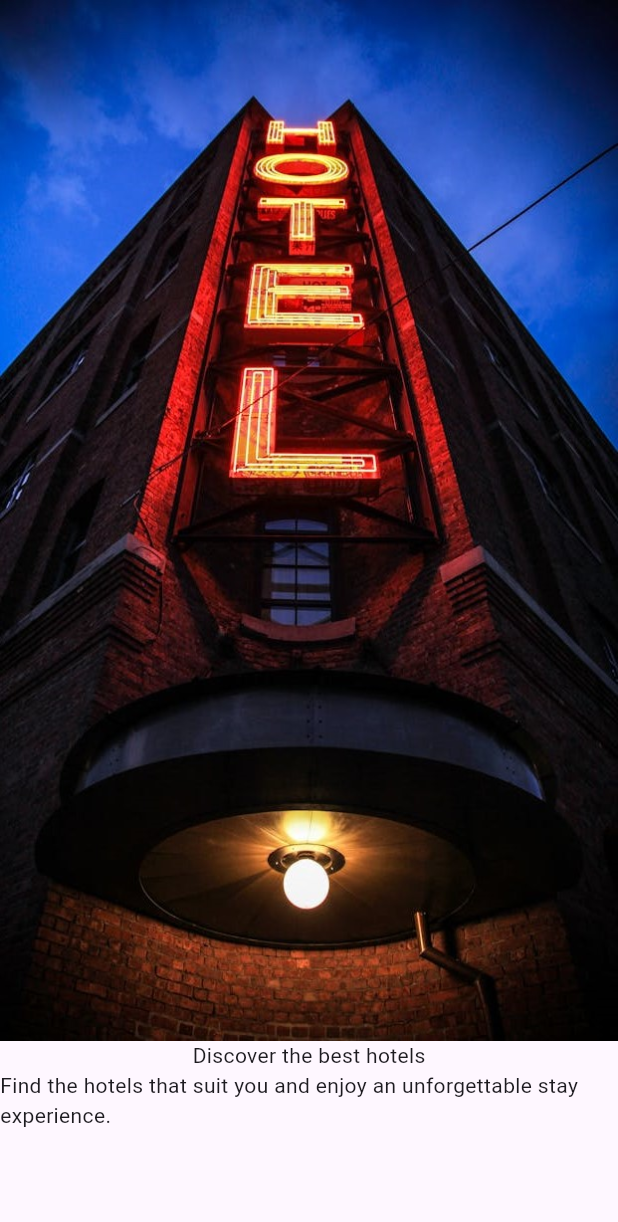
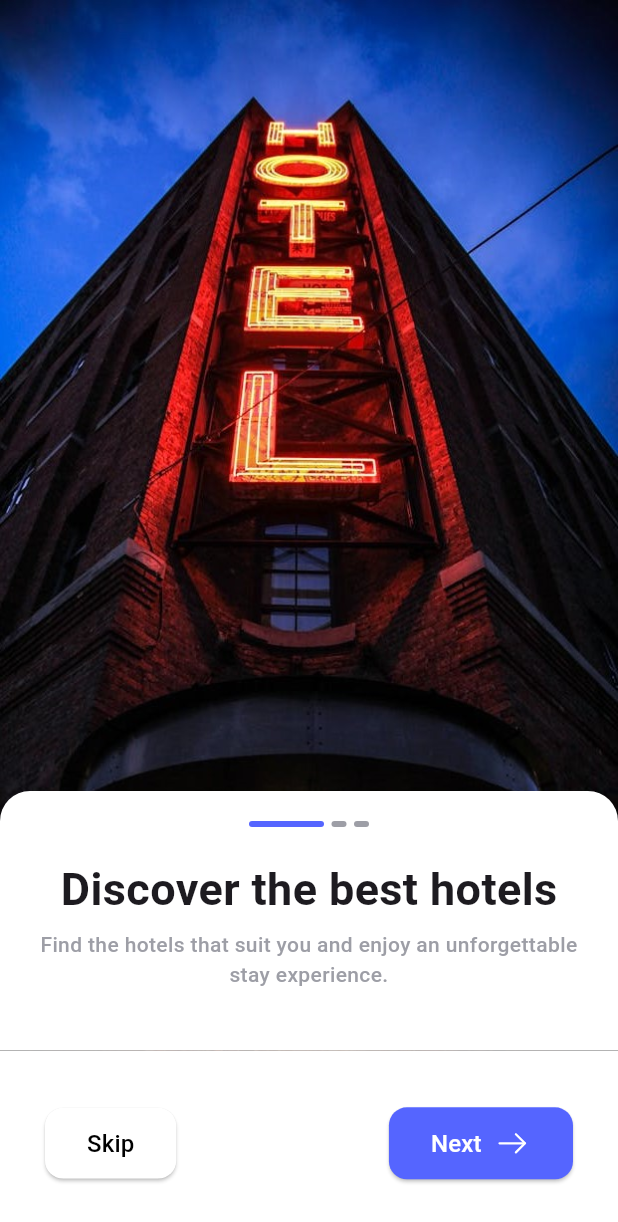
Before and after one commit to moo-elsayed/HotelHub, a Flutter app: the screen it shows after launch, on a phone screen of 412 x 824 dp. Shown: the top 1222 px of the screen. Run offline on Flutter 3.47's test engine with Material 3 defaults, Android fonts, the phone set to English and light mode, and no system bars; our stand-ins replace flutter_bloc, flutter_native_splash, flutter_svg, shared_preferences.

Commit message:
finish onboarding screen and use shared preferences

```diff
--- /dev/null
+++ b/lib/constants.dart
@@ -0,0 +1,3 @@
+import 'package:flutter/material.dart';
+
+const KPrimaryColor = Color(0xff5565FF);
--- a/lib/features/auth/presentation/views/login_view.dart
+++ b/lib/features/auth/presentation/views/login_view.dart
@@ -1,8 +1,20 @@
 import 'package:flutter/material.dart';
 import 'package:hotel_hub/features/auth/presentation/widgets/login_view_body.dart';
+import 'package:hotel_hub/shared_preferences_manager.dart';
 
-class LoginView extends StatelessWidget {
+class LoginView extends StatefulWidget {
   const LoginView({super.key});
+
+  @override
+  State<LoginView> createState() => _LoginViewState();
+}
+
+class _LoginViewState extends State<LoginView> {
+  @override
+  void initState() {
+    SharedPreferencesManager.setFirstTime(false);
+    super.initState();
+  }
 
   @override
   Widget build(BuildContext context) {
--- a/lib/features/auth/presentation/widgets/login_view_body.dart
+++ b/lib/features/auth/presentation/widgets/login_view_body.dart
@@ -5,6 +5,8 @@ class LoginViewBody extends StatelessWidget {
 
   @override
   Widget build(BuildContext context) {
-    return const Placeholder();
+    return Center(
+      child: Text('Welcome to login screen 😁'),
+    );
   }
 }
--- a/lib/features/onboarding/presentation/manager/onboarding_cubit/onboarding_cubit.dart
+++ b/lib/features/onboarding/presentation/manager/onboarding_cubit/onboarding_cubit.dart
@@ -1,5 +1,6 @@
-import 'package:flutter/cupertino.dart';
+import 'package:flutter/material.dart';
 import 'package:flutter_bloc/flutter_bloc.dart';
+import 'package:hotel_hub/features/auth/presentation/views/login_view.dart';
 import 'package:hotel_hub/features/onboarding/data/models/onboarding_object.dart';
 import 'package:hotel_hub/features/onboarding/presentation/manager/onboarding_cubit/onboarding_states.dart';
 
@@ -35,5 +36,22 @@ class OnboardingCubit extends Cubit<OnboardingStates> {
   void changeIndex({required int value}) {
     currentIndex = value;
     emit(OnboardingChange());
+
+    //log(currentIndex.toString());
+  }
+
+  void next() {
+    pageController.animateToPage(++currentIndex,
+        duration: Duration(milliseconds: 400), curve: Curves.linear);
+    //log(currentIndex.toString());
+  }
+
+  void skip({required BuildContext context}) {
+    Navigator.of(context).pushReplacement(
+      MaterialPageRoute(
+        builder: (context) => LoginView(),
+      ),
+    );
+    emit(OnboardingSkip());
   }
 }
--- a/lib/features/onboarding/presentation/manager/onboarding_cubit/onboarding_states.dart
+++ b/lib/features/onboarding/presentation/manager/onboarding_cubit/onboarding_states.dart
@@ -4,6 +4,4 @@ class OnboardingInitial extends OnboardingStates {}
 
 class OnboardingChange extends OnboardingStates {}
 
-class OnboardingNext extends OnboardingStates {}
-
 class OnboardingSkip extends OnboardingStates {}
--- /dev/null
+++ b/lib/features/onboarding/presentation/widgets/buttons.dart
@@ -0,0 +1,79 @@
+import 'package:flutter/material.dart';
+import 'package:flutter_svg/svg.dart';
+import 'package:hotel_hub/constants.dart';
+
+class ButtonNext extends StatelessWidget {
+  const ButtonNext({
+    super.key,
+    required this.onPressed,
+    required this.title,
+  });
+
+  final void Function() onPressed;
+  final String title;
+
+  @override
+  Widget build(BuildContext context) {
+    return ElevatedButton.icon(
+      iconAlignment: IconAlignment.end,
+      onPressed: onPressed,
+      label: Text(
+        title,
+        style: getTextStyle(),
+      ),
+      icon: SvgPicture.asset('assets/images/arrow-right.svg'),
+      style: ElevatedButton.styleFrom(
+        backgroundColor: KPrimaryColor,
+        foregroundColor: Colors.white,
+        //fixedSize: Size(147, 56),
+        padding: getPadding(),
+        shape: getShape(),
+      ),
+    );
+  }
+}
+
+class ButtonSkip extends StatelessWidget {
+  const ButtonSkip({super.key, required this.onPressed});
+
+  final void Function() onPressed;
+
+  @override
+  Widget build(BuildContext context) {
+    return ElevatedButton(
+      onPressed: onPressed,
+      child: Text(
+        'Skip',
+        style: getTextStyle(),
+      ),
+      style: ElevatedButton.styleFrom(
+        backgroundColor: Colors.white,
+        foregroundColor: Colors.black,
+        padding: getPadding(),
+        shape: RoundedRectangleBorder(
+          borderRadius: BorderRadius.circular(12),
+        ),
+      ),
+    );
+  }
+}
+
+TextStyle getTextStyle() {
+  return TextStyle(
+    fontSize: 16,
+    fontWeight: FontWeight.w500,
+  );
+}
+
+EdgeInsets getPadding({double? horizontal, double? vertical}) {
+  return EdgeInsets.symmetric(
+    horizontal: horizontal ?? 28,
+    vertical: vertical ?? 12,
+  );
+}
+
+RoundedRectangleBorder getShape() {
+  return RoundedRectangleBorder(
+    borderRadius: BorderRadius.circular(12),
+  );
+}
--- /dev/null
+++ b/lib/features/onboarding/presentation/widgets/onboarding_indicator.dart
@@ -0,0 +1,39 @@
+import 'package:flutter/material.dart';
+import 'package:flutter_bloc/flutter_bloc.dart';
+import 'package:hotel_hub/constants.dart';
+import 'package:hotel_hub/features/onboarding/presentation/manager/onboarding_cubit/onboarding_states.dart';
+
+import '../manager/onboarding_cubit/onboarding_cubit.dart';
+
+class OnboardingIndicator extends StatelessWidget {
+  const OnboardingIndicator({super.key, required this.cubit});
+
+  final OnboardingCubit cubit;
+
+  @override
+  Widget build(BuildContext context) {
+    return BlocBuilder<OnboardingCubit, OnboardingStates>(
+      builder: (context, state) => Row(
+        mainAxisAlignment: MainAxisAlignment.center,
+        children: List.generate(
+          cubit.list.length,
+          (index) {
+            return Container(
+              margin: EdgeInsets.only(right: index == 2 ? 0 : 5),
+              height: 4,
+              width: index == cubit.currentIndex ? 50 : 10,
+              decoration: ShapeDecoration(
+                color: index == cubit.currentIndex
+                    ? KPrimaryColor
+                    : Color(0xff9D9EA6),
+                shape: RoundedRectangleBorder(
+                  borderRadius: BorderRadius.circular(50)
+                ),
+              ),
+            );
+          },
+        ),
+      ),
+    );
+  }
+}
--- /dev/null
+++ b/lib/features/onboarding/presentation/widgets/onboarding_text.dart
@@ -0,0 +1,57 @@
+import 'package:flutter/material.dart';
+import 'package:hotel_hub/features/onboarding/data/models/onboarding_object.dart';
+import 'package:hotel_hub/features/onboarding/presentation/manager/onboarding_cubit/onboarding_cubit.dart';
+
+import 'onboarding_indicator.dart';
+
+class OnboardingText extends StatelessWidget {
+  const OnboardingText(
+      {super.key, required this.onboardingObject, required this.cubit});
+
+  final OnboardingObject onboardingObject;
+  final OnboardingCubit cubit;
+
+  @override
+  Widget build(BuildContext context) {
+    return Container(
+      height: MediaQuery.of(context).size.height * .21,
+      padding: EdgeInsets.all(20),
+      decoration: ShapeDecoration(
+        color: Colors.white,
+        shape: RoundedRectangleBorder(
+          borderRadius: BorderRadius.only(
+            topLeft: Radius.circular(20),
+            topRight: Radius.circular(20),
+          ),
+        ),
+      ),
+      child: Column(
+        mainAxisSize: MainAxisSize.min,
+        children: [
+          OnboardingIndicator(
+            cubit: cubit,
+          ),
+          SizedBox(
+            height: 20,
+          ),
+          Text(
+            onboardingObject.title,
+            style: TextStyle(fontSize: 30, fontWeight: FontWeight.bold),
+          ),
+          SizedBox(
+            height: 5,
+          ),
+          Text(
+            onboardingObject.subtitle,
+            style: TextStyle(
+              fontSize: 14,
+              fontWeight: FontWeight.w500,
+              color: Color(0xff9D9EA6),
+            ),
+            textAlign: TextAlign.center,
+          ),
+        ],
+      ),
+    );
+  }
+}
--- a/lib/features/onboarding/presentation/widgets/onboarding_view_body.dart
+++ b/lib/features/onboarding/presentation/widgets/onboarding_view_body.dart
@@ -1,7 +1,10 @@
 import 'package:flutter/material.dart';
 import 'package:flutter_bloc/flutter_bloc.dart';
 import 'package:hotel_hub/features/onboarding/presentation/manager/onboarding_cubit/onboarding_cubit.dart';
+import 'package:hotel_hub/features/onboarding/presentation/manager/onboarding_cubit/onboarding_states.dart';
 import 'package:hotel_hub/features/onboarding/presentation/widgets/onboarding_view_content.dart';
+
+import 'buttons.dart';
 
 class OnboardingViewBody extends StatelessWidget {
   const OnboardingViewBody({super.key});
@@ -9,7 +12,11 @@ class OnboardingViewBody extends StatelessWidget {
   @override
   Widget build(BuildContext context) {
     var cubit = BlocProvider.of<OnboardingCubit>(context);
-    return PageView.builder(
+    return Column(
+      children: [
+        SizedBox(
+          height: MediaQuery.of(context).size.height * .85,
+          child: PageView.builder(
             controller: cubit.pageController,
             itemCount: cubit.list.length,
             onPageChanged: (value) {
@@ -17,9 +24,44 @@ class OnboardingViewBody extends StatelessWidget {
             },
             itemBuilder: (context, index) {
               return OnboardingViewContent(
+                cubit: cubit,
                 onboardingObject: cubit.list[index],
               );
             },
+          ),
+        ),
+        BlocBuilder<OnboardingCubit, OnboardingStates>(
+          builder: (context, state) => Container(
+            height: MediaQuery.of(context).size.height * .15,
+            color: Colors.white,
+            width: double.infinity,
+            padding: EdgeInsets.all(30),
+            child: cubit.currentIndex != 2
+                ? Row(
+                    mainAxisAlignment: MainAxisAlignment.spaceBetween,
+                    children: [
+                      ButtonSkip(
+                        onPressed: () {
+                          cubit.skip(context: context);
+                        },
+                      ),
+                      ButtonNext(
+                        title: 'Next',
+                        onPressed: () {
+                          cubit.next();
+                        },
+                      ),
+                    ],
+                  )
+                : ButtonNext(
+                    title: 'Get Started',
+                    onPressed: () {
+                      cubit.skip(context: context);
+                    },
+                  ),
+          ),
+        ),
+      ],
     );
   }
 }
--- a/lib/features/onboarding/presentation/widgets/onboarding_view_content.dart
+++ b/lib/features/onboarding/presentation/widgets/onboarding_view_content.dart
@@ -1,20 +1,33 @@
 import 'package:flutter/material.dart';
 import 'package:hotel_hub/features/onboarding/data/models/onboarding_object.dart';
+import 'package:hotel_hub/features/onboarding/presentation/manager/onboarding_cubit/onboarding_cubit.dart';
+
+import 'onboarding_indicator.dart';
+import 'onboarding_text.dart';
 
 class OnboardingViewContent extends StatelessWidget {
-  const OnboardingViewContent({super.key, required this.onboardingObject});
+  const OnboardingViewContent(
+      {super.key, required this.onboardingObject, required this.cubit});
 
   final OnboardingObject onboardingObject;
+  final OnboardingCubit cubit;
 
   @override
   Widget build(BuildContext context) {
-    return Column(
+    return Stack(
+      alignment: AlignmentDirectional.bottomCenter,
       children: [
         Image(
-          image: AssetImage(onboardingObject.image),
+          height: MediaQuery.of(context).size.height,
+          fit: BoxFit.fill,
+          image: AssetImage(
+            onboardingObject.image,
+          ),
         ),
-        Text(onboardingObject.title),
-        Text(onboardingObject.subtitle),
+        OnboardingText(
+          cubit: cubit,
+          onboardingObject: onboardingObject,
+        ),
       ],
     );
   }
--- a/lib/main.dart
+++ b/lib/main.dart
@@ -1,26 +1,35 @@
 import 'package:flutter/material.dart';
+import 'package:flutter_bloc/flutter_bloc.dart';
 import 'package:flutter_native_splash/flutter_native_splash.dart';
+import 'package:hotel_hub/features/auth/presentation/views/login_view.dart';
 import 'package:hotel_hub/features/auth/presentation/views/register_view.dart';
 import 'package:hotel_hub/features/onBoarding/presentation/views/onboarding_view.dart';
+import 'package:hotel_hub/shared_preferences_manager.dart';
+import 'package:hotel_hub/simple_bloc_observer.dart';
 
-void main() {
-  // WidgetsFlutterBinding.ensureInitialized();
+void main() async {
+  Bloc.observer = SimpleBlocObserver();
+  WidgetsFlutterBinding.ensureInitialized();
+  bool isFirstTime = await SharedPreferencesManager.getFirstTime();
+
   // FlutterNativeSplash.preserve(
   //     widgetsBinding: WidgetsFlutterBinding.ensureInitialized());
-  runApp(const MyApp());
+  runApp(MyApp(isFirstTime: isFirstTime));
   // Future.delayed(Duration(seconds: 2), () {
   //   FlutterNativeSplash.remove();
   // });
 }
 
 class MyApp extends StatelessWidget {
-  const MyApp({super.key});
+  const MyApp({super.key, required this.isFirstTime});
+
+  final bool isFirstTime;
 
   @override
   Widget build(BuildContext context) {
     return MaterialApp(
       debugShowCheckedModeBanner: false,
-      home: OnboardingView()
+      home: isFirstTime ? OnboardingView() : LoginView(),
     );
   }
 }
--- /dev/null
+++ b/lib/shared_preferences_manager.dart
@@ -0,0 +1,15 @@
+import 'package:shared_preferences/shared_preferences.dart';
+
+class SharedPreferencesManager {
+  static const String isFirstTimeKey = 'isFirstTime';
+
+  static Future<void> setFirstTime(bool isFirstTime) async {
+    SharedPreferences prefs = await SharedPreferences.getInstance();
+    await prefs.setBool(isFirstTimeKey, isFirstTime);
+  }
+
+  static Future<bool> getFirstTime() async {
+    SharedPreferences prefs = await SharedPreferences.getInstance();
+    return prefs.getBool(isFirstTimeKey) ?? true;
+  }
+}
--- /dev/null
+++ b/lib/simple_bloc_observer.dart
@@ -0,0 +1,44 @@
+import 'package:flutter/cupertino.dart';
+import 'package:flutter_bloc/flutter_bloc.dart';
+
+class SimpleBlocObserver extends BlocObserver{
+  @override
+  void onChange(BlocBase bloc, Change change) {
+    super.onChange(bloc, change);
+    debugPrint('change == $change');
+  }
+
+  @override
+  void onClose(BlocBase bloc) {
+    super.onClose(bloc);
+    debugPrint('close == $bloc');
+  }
+
+  @override
+  void onCreate(BlocBase bloc) {
+    super.onCreate(bloc);
+    debugPrint('create == $bloc');
+  }
+
+  @override
+  void onError(BlocBase bloc, Object error, StackTrace stackTrace) {
+    super.onError(bloc, error, stackTrace);
+
+    // TODO: implement onError
+  }
+
+  @override
+  void onEvent(Bloc bloc, Object? event) {
+    super.onEvent(bloc, event);
+
+    // TODO: implement onEvent
+  }
+
+  @override
+  void onTransition(Bloc bloc, Transition transition) {
+    super.onTransition(bloc, transition);
+
+    debugPrint('change == $transition');
+  }
+
+}
--- a/pubspec.yaml
+++ b/pubspec.yaml
@@ -37,6 +37,8 @@ dependencies:
   flutter_native_splash: ^2.4.4
   flutter_bloc: ^9.0.0
   dio: ^5.8.0+1
+  flutter_svg: ^2.0.17
+  shared_preferences: ^2.5.2
 
 dev_dependencies:
   flutter_launcher_icons: ^0.14.3
```
Also changed, not shown: assets/images/arrow-right.svg (added), pubspec.lock. Lines whose indentation alone changed are shown as unchanged.
